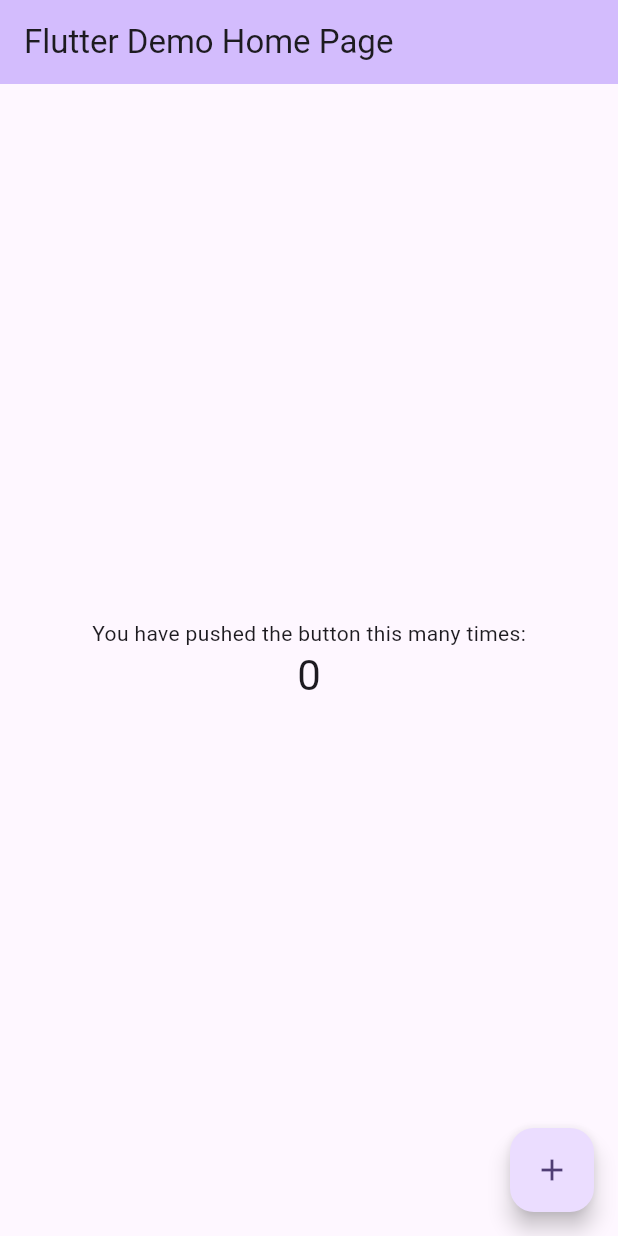
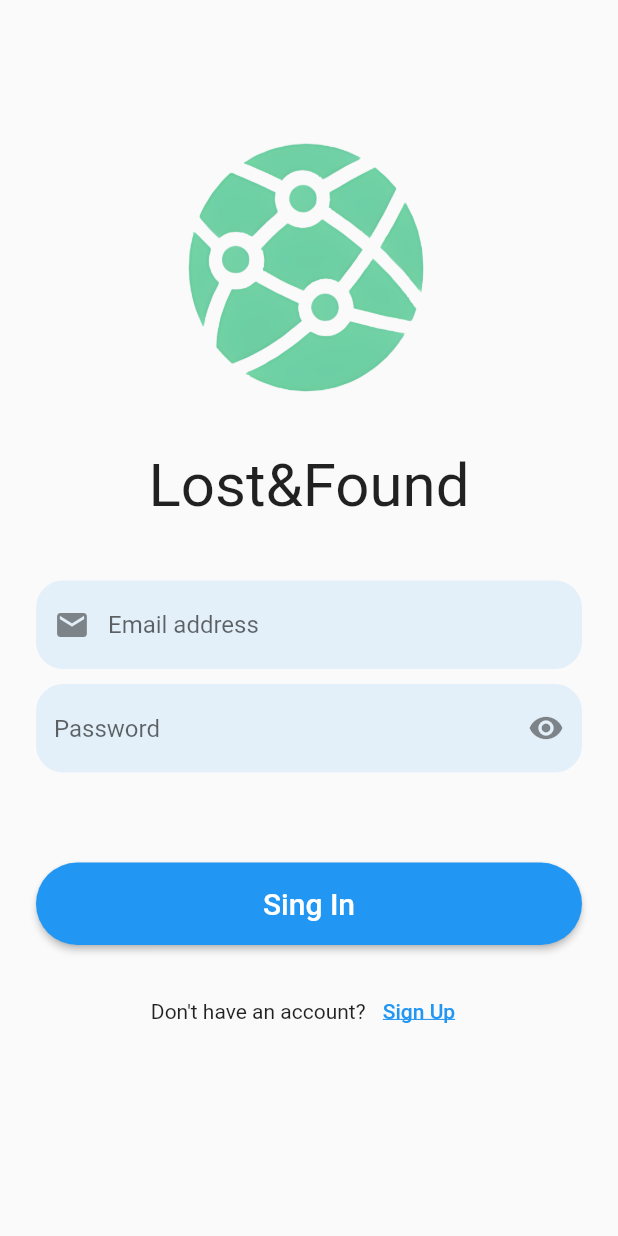
Before and after one commit to alecava41/LostAndFound-app, a Flutter app: the screen it shows after launch, on a phone screen of 412 x 824 dp. Run offline on Flutter 3.47's test engine with Material 2 defaults, Android fonts, the phone set to English and light mode, and no system bars.

Commit message:
login & register pages created

```diff
--- /dev/null
+++ b/lib/app.dart
@@ -0,0 +1,16 @@
+import 'package:flutter/material.dart';
+import 'package:lost_and_found/config/route_generator.dart';
+class App extends StatelessWidget {
+  @override
+  Widget build(BuildContext context) {
+    return MaterialApp(
+      title: 'Flutter Demo',
+      theme: ThemeData(
+        primarySwatch: Colors.blue,
+      ),
+      // Initially display FirstPage
+      initialRoute: '/',
+      onGenerateRoute: RouteGenerator.generateRoute,
+    );
+  }
+}
--- /dev/null
+++ b/lib/config/route_generator.dart
@@ -0,0 +1,39 @@
+import 'package:flutter/material.dart';
+import 'package:lost_and_found/screens/login.dart';
+import 'package:lost_and_found/screens/register.dart';
+
+class RouteGenerator {
+  static Route<dynamic> generateRoute(RouteSettings settings) {
+    // Getting arguments passed in while calling Navigator.pushNamed
+    final args = settings.arguments;
+
+    switch (settings.name) {
+      case '/':
+        return MaterialPageRoute(builder: (_) => LoginScreen());
+      case '/second':
+        // Validation of correct data type
+        return MaterialPageRoute(
+          builder: (_) => RegisterScreen(),
+        );
+        // If args is not of the correct type, return an error page.
+        // You can also throw an exception while in development.
+        return _errorRoute();
+      default:
+        // If there is no such named route in the switch statement, e.g. /third
+        return _errorRoute();
+    }
+  }
+
+  static Route<dynamic> _errorRoute() {
+    return MaterialPageRoute(builder: (_) {
+      return Scaffold(
+        appBar: AppBar(
+          title: Text('Error'),
+        ),
+        body: Center(
+          child: Text('ERROR'),
+        ),
+      );
+    });
+  }
+}
--- a/lib/main.dart
+++ b/lib/main.dart
@@ -1,125 +1,6 @@
 import 'package:flutter/material.dart';
+import 'package:lost_and_found/app.dart';
 
 void main() {
-  runApp(const MyApp());
+  runApp(App());
 }
-
-class MyApp extends StatelessWidget {
-  const MyApp({super.key});
-
-  // This widget is the root of your application.
-  @override
-  Widget build(BuildContext context) {
-    return MaterialApp(
-      title: 'Flutter Demo',
-      theme: ThemeData(
-        // This is the theme of your application.
-        //
-        // TRY THIS: Try running your application with "flutter run". You'll see
-        // the application has a blue toolbar. Then, without quitting the app,
-        // try changing the seedColor in the colorScheme below to Colors.green
-        // and then invoke "hot reload" (save your changes or press the "hot
-        // reload" button in a Flutter-supported IDE, or press "r" if you used
-        // the command line to start the app).
-        //
-        // Notice that the counter didn't reset back to zero; the application
-        // state is not lost during the reload. To reset the state, use hot
-        // restart instead.
-        //
-        // This works for code too, not just values: Most code changes can be
-        // tested with just a hot reload.
-        colorScheme: ColorScheme.fromSeed(seedColor: Colors.deepPurple),
-        useMaterial3: true,
-      ),
-      home: const MyHomePage(title: 'Flutter Demo Home Page'),
-    );
-  }
-}
-
-class MyHomePage extends StatefulWidget {
-  const MyHomePage({super.key, required this.title});
-
-  // This widget is the home page of your application. It is stateful, meaning
-  // that it has a State object (defined below) that contains fields that affect
-  // how it looks.
-
-  // This class is the configuration for the state. It holds the values (in this
-  // case the title) provided by the parent (in this case the App widget) and
-  // used by the build method of the State. Fields in a Widget subclass are
-  // always marked "final".
-
-  final String title;
-
-  @override
-  State<MyHomePage> createState() => _MyHomePageState();
-}
-
-class _MyHomePageState extends State<MyHomePage> {
-  int _counter = 0;
-
-  void _incrementCounter() {
-    setState(() {
-      // This call to setState tells the Flutter framework that something has
-      // changed in this State, which causes it to rerun the build method below
-      // so that the display can reflect the updated values. If we changed
-      // _counter without calling setState(), then the build method would not be
-      // called again, and so nothing would appear to happen.
-      _counter++;
-    });
-  }
-
-  @override
-  Widget build(BuildContext context) {
-    // This method is rerun every time setState is called, for instance as done
-    // by the _incrementCounter method above.
-    //
-    // The Flutter framework has been optimized to make rerunning build methods
-    // fast, so that you can just rebuild anything that needs updating rather
-    // than having to individually change instances of widgets.
-    return Scaffold(
-      appBar: AppBar(
-        // TRY THIS: Try changing the color here to a specific color (to
-        // Colors.amber, perhaps?) and trigger a hot reload to see the AppBar
-        // change color while the other colors stay the same.
-        backgroundColor: Theme.of(context).colorScheme.inversePrimary,
-        // Here we take the value from the MyHomePage object that was created by
-        // the App.build method, and use it to set our appbar title.
-        title: Text(widget.title),
-      ),
-      body: Center(
-        // Center is a layout widget. It takes a single child and positions it
-        // in the middle of the parent.
-        child: Column(
-          // Column is also a layout widget. It takes a list of children and
-          // arranges them vertically. By default, it sizes itself to fit its
-          // children horizontally, and tries to be as tall as its parent.
-          //
-          // Column has various properties to control how it sizes itself and
-          // how it positions its children. Here we use mainAxisAlignment to
-          // center the children vertically; the main axis here is the vertical
-          // axis because Columns are vertical (the cross axis would be
-          // horizontal).
-          //
-          // TRY THIS: Invoke "debug painting" (choose the "Toggle Debug Paint"
-          // action in the IDE, or press "p" in the console), to see the
-          // wireframe for each widget.
-          mainAxisAlignment: MainAxisAlignment.center,
-          children: <Widget>[
-            const Text(
-              'You have pushed the button this many times:',
-            ),
-            Text(
-              '$_counter',
-              style: Theme.of(context).textTheme.headlineMedium,
-            ),
-          ],
-        ),
-      ),
-      floatingActionButton: FloatingActionButton(
-        onPressed: _incrementCounter,
-        tooltip: 'Increment',
-        child: const Icon(Icons.add),
-      ), // This trailing comma makes auto-formatting nicer for build methods.
-    );
-  }
-}
--- /dev/null
+++ b/lib/screens/login.dart
@@ -0,0 +1,140 @@
+import 'package:flutter/material.dart';
+
+class LoginScreen extends StatefulWidget {
+  const LoginScreen({super.key});
+
+  @override
+  State<LoginScreen> createState() => _LoginScreenState();
+}
+
+class _LoginScreenState extends State<LoginScreen> {
+  bool _obscureText = true;
+
+  void _toggle() {
+    setState(() {
+      _obscureText = !_obscureText;
+    });
+  }
+
+  @override
+  Widget build(BuildContext context) {
+    return SafeArea(
+      child: Scaffold(
+        appBar: AppBar(
+          backgroundColor: Colors.transparent,
+          elevation: 0,
+          iconTheme: IconThemeData(color: Colors.red),
+        ),
+        body: SingleChildScrollView(
+          child: Container(
+            margin: EdgeInsets.all(24),
+            child: Column(
+              mainAxisAlignment: MainAxisAlignment.spaceAround,
+              children: [
+                _header(context),
+                _inputField(context),
+                //_forgotPassword(context),
+                SizedBox(height: 20),
+                _signup(context),
+              ],
+            ),
+          ),
+        ),
+      ),
+    );
+  }
+
+  _inputField(context) {
+    return Column(
+      crossAxisAlignment: CrossAxisAlignment.stretch,
+      children: [
+        TextField(
+          decoration: InputDecoration(
+            hintText: "Email address",
+            border: OutlineInputBorder(
+                borderRadius: BorderRadius.circular(18),
+                borderSide: BorderSide.none),
+            fillColor: Theme.of(context).primaryColor.withOpacity(0.1),
+            filled: true,
+            prefixIcon: Icon(Icons.mail),
+          ),
+        ),
+        SizedBox(height: 10),
+        TextFormField(
+          decoration: InputDecoration(
+            hintText: "Password",
+            border: OutlineInputBorder(
+              borderRadius: BorderRadius.circular(18),
+              borderSide: BorderSide.none,
+            ),
+            fillColor: Theme.of(context).primaryColor.withOpacity(0.1),
+            filled: true,
+            suffixIcon: IconButton(
+              icon: Icon(
+                _obscureText ? Icons.visibility : Icons.visibility_off,
+              ),
+              onPressed: _toggle,
+            ),
+          ),
+          obscureText: _obscureText,
+        ),
+        SizedBox(height: 60),
+        ElevatedButton(
+          onPressed: () {},
+          child: Text(
+            "Sing In",
+            style: TextStyle(fontSize: 20),
+          ),
+          style: ElevatedButton.styleFrom(
+            shape: StadiumBorder(),
+            padding: EdgeInsets.symmetric(vertical: 16),
+          ),
+        ),
+      ],
+    );
+  }
+
+  _forgotPassword(context) {
+    return TextButton(onPressed: () {}, child: Text("Forgot password?"));
+  }
+
+  _signup(context) {
+    return Row(
+      mainAxisAlignment: MainAxisAlignment.center,
+      children: [
+        Text("Don't have an account? "),
+        TextButton(
+          onPressed: () {
+            Navigator.of(context).pushNamed(
+              '/second',
+            );
+          },
+          child: Text(
+            "Sign Up",
+            style: TextStyle(
+              decoration: TextDecoration.underline,
+            ),
+          ),
+        ),
+      ],
+    );
+  }
+
+  _header(context) {
+    return Column(
+      children: [
+        Image.asset(
+          'assets/images/logo-removebg-preview.png', // Replace with your image path
+          width: 200,
+          height: 200,
+        ),
+        SizedBox(height: 20), // Add some spacing between the image and text
+        Text(
+          "Lost&Found",
+          style: TextStyle(fontSize: 40),
+        ),
+        SizedBox(height: 40),
+      ],
+    );
+  }
+}
--- a/pubspec.yaml
+++ b/pubspec.yaml
@@ -59,8 +59,8 @@ flutter:
   uses-material-design: true
 
   # To add assets to your application, add an assets section, like this:
-  # assets:
-  #   - images/a_dot_burr.jpeg
+  assets:
+    - assets/images/
   #   - images/a_dot_ham.jpeg
 
   # An image asset can refer to one or more resolution-specific "variants", see
```
Also changed, not shown: lib/screens/register.dart (added, +205 -0 lines), lib/screens/tutorial.dart (added, +14 -0 lines), assets/images/logo-removebg-preview.png (added), assets/images/logo.png (added), 1 other file.
